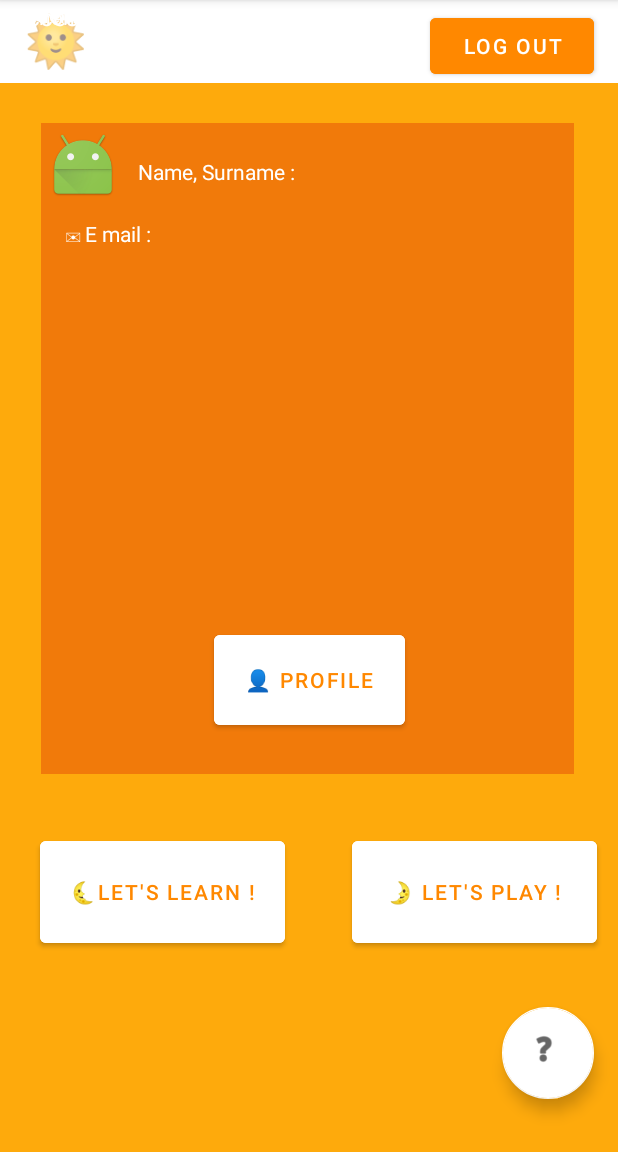
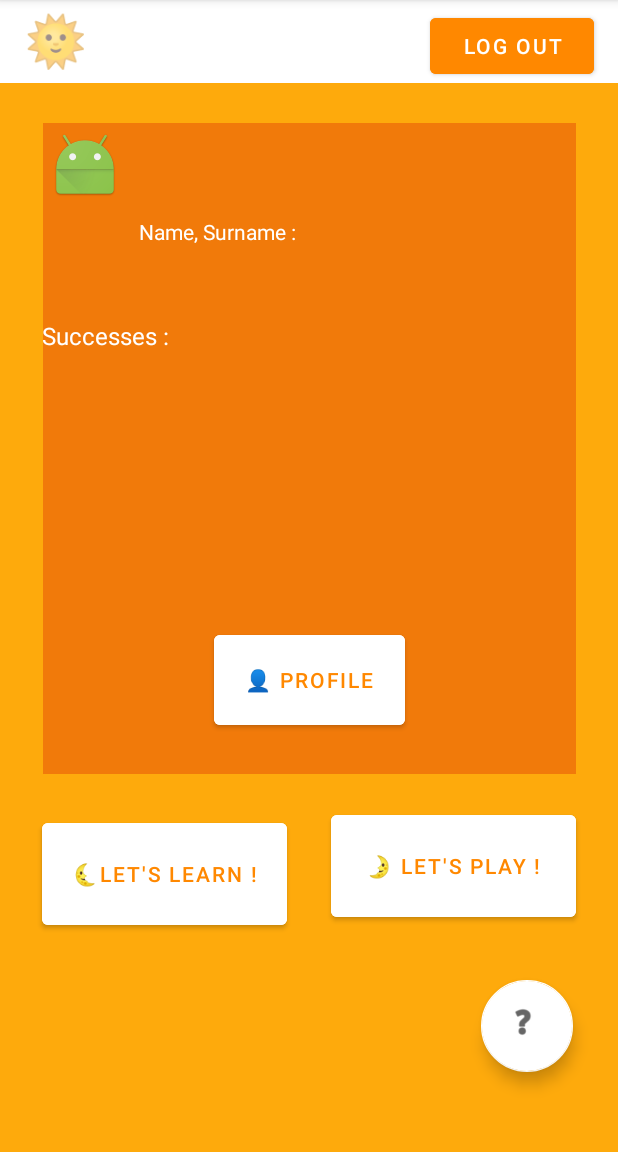
Before and after one commit to senturkkburak/AndroidProject, an Android app: the home screen opened directly, with no data from a screen before it, on a phone screen of 412 x 824 dp, the part 84-1236 px from its top. Run offline under Robolectric (Android 15) with nearby library versions, the light colour scheme and no system bars.

Commit message:
home ui
home page responsiveness

```diff
--- a/app/src/main/java/com/example/androidproject/login.java
+++ b/app/src/main/java/com/example/androidproject/login.java
@@ -46,7 +46,7 @@ public class login extends AppCompatActivity {
                                 final String getPassword = snapshot.child(mailtxt).child("password").getValue(String.class);
                                 if (getPassword.equals(passwordtxt)){
                                     Toast.makeText(login.this, "Login Successfull!", Toast.LENGTH_SHORT).show();
-                                    startActivity(new Intent(login.this, home.class));
+                                    startActivity(new Intent(login.this, play.class));
                                     finish();
                                 }else{
                                     Toast.makeText(login.this, "Invalid Password", Toast.LENGTH_SHORT).show();
--- a/app/src/main/res/layout/activity_home.xml
+++ b/app/src/main/res/layout/activity_home.xml
@@ -52,15 +52,17 @@
         android:id="@+id/button12"
         android:layout_width="163dp"
         android:layout_height="80dp"
+        android:layout_marginBottom="84dp"
         android:backgroundTint="@android:color/white"
         android:text="🌜Let's Learn !"
         android:textColor="@android:color/holo_orange_dark"
         app:layout_constraintBottom_toBottomOf="parent"
         app:layout_constraintEnd_toEndOf="parent"
-        app:layout_constraintHorizontal_bias="0.108"
+        app:layout_constraintHorizontal_bias="0.112"
         app:layout_constraintStart_toStartOf="parent"
-        app:layout_constraintTop_toTopOf="parent"
-        app:layout_constraintVertical_bias="0.806" />
+        app:layout_constraintTop_toBottomOf="@+id/toolbar2"
+        app:layout_constraintVertical_bias="0.3" />
+
 
     <Button
         android:id="@+id/button13"
@@ -71,11 +73,10 @@
         android:textColor="@android:color/holo_orange_dark"
         app:layout_constraintBottom_toBottomOf="parent"
         app:layout_constraintEnd_toEndOf="parent"
-        app:layout_constraintHorizontal_bias="0.943"
+        app:layout_constraintHorizontal_bias="0.887"
         app:layout_constraintStart_toStartOf="parent"
-        app:layout_constraintTop_toTopOf="parent"
-        app:layout_constraintVertical_bias="0.806" />
-
+        app:layout_constraintTop_toBottomOf="@+id/toolbar2"
+        app:layout_constraintVertical_bias="0.125" />
 
     <Button
         android:id="@+id/button"
@@ -99,7 +100,6 @@
         android:theme="?attr/actionBarTheme"
         app:layout_constraintBottom_toBottomOf="parent"
         app:layout_constraintEnd_toEndOf="parent"
-        app:layout_constraintHorizontal_bias="0.482"
         app:layout_constraintStart_toStartOf="parent"
         app:layout_constraintTop_toTopOf="parent"
         app:layout_constraintVertical_bias="0.245"
@@ -112,68 +112,27 @@
         android:layout_height="31dp"
         android:text="Name, Surname :"
         android:textColor="@color/white"
-        app:layout_constraintBottom_toBottomOf="parent"
-        app:layout_constraintEnd_toEndOf="parent"
-        app:layout_constraintStart_toStartOf="parent"
-        app:layout_constraintTop_toTopOf="parent"
-        app:layout_constraintVertical_bias="0.142" />
-
-    <TextView
-        android:id="@+id/textView5"
-        android:layout_width="307dp"
-        android:layout_height="26dp"
-        android:text="✉ E mail : "
-        android:textColor="@color/white"
-        app:layout_constraintBottom_toBottomOf="parent"
-        app:layout_constraintEnd_toEndOf="parent"
-        app:layout_constraintHorizontal_bias="0.423"
-        app:layout_constraintStart_toStartOf="parent"
-        app:layout_constraintTop_toTopOf="parent"
-        app:layout_constraintVertical_bias="0.197" />
-
-    <TextView
-        android:id="@+id/textView6"
-        android:layout_width="146dp"
-        android:layout_height="27dp"
-        android:text="Age :"
-        android:textColor="@color/white"
-        android:textColorHint="@color/white"
-        tools:ignore="MissingConstraints"
-        tools:layout_editor_absoluteX="44dp"
-        tools:layout_editor_absoluteY="175dp" />
-
-    <TextView
-        android:id="@+id/textView8"
-        android:layout_width="146dp"
-        android:layout_height="27dp"
-        android:text="Gender :"
-        android:textColor="@color/white"
-        android:textColorHint="@color/white"
-        tools:ignore="MissingConstraints"
-        tools:layout_editor_absoluteX="205dp"
-        tools:layout_editor_absoluteY="175dp" />
-
-    <TextView
-        android:id="@+id/textView9"
-        android:layout_width="146dp"
-        android:layout_height="27dp"
-        android:text="☎ Phone :"
-        android:textColor="@color/white"
-        android:textColorHint="@color/white"
-        tools:ignore="MissingConstraints"
-        tools:layout_editor_absoluteX="44dp"
-        tools:layout_editor_absoluteY="211dp" />
+        app:layout_constraintBottom_toBottomOf="@+id/toolbar2"
+        app:layout_constraintEnd_toEndOf="@+id/toolbar2"
+        app:layout_constraintStart_toStartOf="@+id/toolbar2"
+        app:layout_constraintTop_toTopOf="@+id/toolbar2"
+        app:layout_constraintVertical_bias="0.156" />
 
     <TextView
         android:id="@+id/textView7"
         android:layout_width="wrap_content"
         android:layout_height="wrap_content"
+        android:layout_marginEnd="267dp"
         android:text="Successes : "
         android:textColor="@color/white"
         android:textSize="16sp"
-        tools:ignore="MissingConstraints"
-        tools:layout_editor_absoluteX="44dp"
-        tools:layout_editor_absoluteY="259dp" />
+        app:layout_constraintBottom_toBottomOf="@+id/toolbar2"
+        app:layout_constraintEnd_toEndOf="@+id/toolbar2"
+        app:layout_constraintHorizontal_bias="1.0"
+        app:layout_constraintStart_toStartOf="@+id/toolbar2"
+        app:layout_constraintTop_toTopOf="@+id/toolbar2"
+        app:layout_constraintVertical_bias="0.317"
+        tools:ignore="MissingConstraints" />
 
     <com.google.android.material.floatingactionbutton.FloatingActionButton
         android:id="@+id/floatingActionButton"
@@ -184,14 +143,12 @@
         app:backgroundTint="@color/white"
         app:layout_constraintBottom_toBottomOf="parent"
         app:layout_constraintEnd_toEndOf="parent"
-        app:layout_constraintHorizontal_bias="0.954"
+        app:layout_constraintHorizontal_bias="0.914"
         app:layout_constraintStart_toStartOf="parent"
-        app:layout_constraintTop_toTopOf="parent"
-        app:layout_constraintVertical_bias="0.95"
+        app:layout_constraintTop_toBottomOf="@+id/button13"
+        app:layout_constraintVertical_bias="0.4"
         app:rippleColor="@color/design_default_color_error"
         app:srcCompat="@android:drawable/ic_menu_help" />
 
 
-
-
 </androidx.constraintlayout.widget.ConstraintLayout>
```
